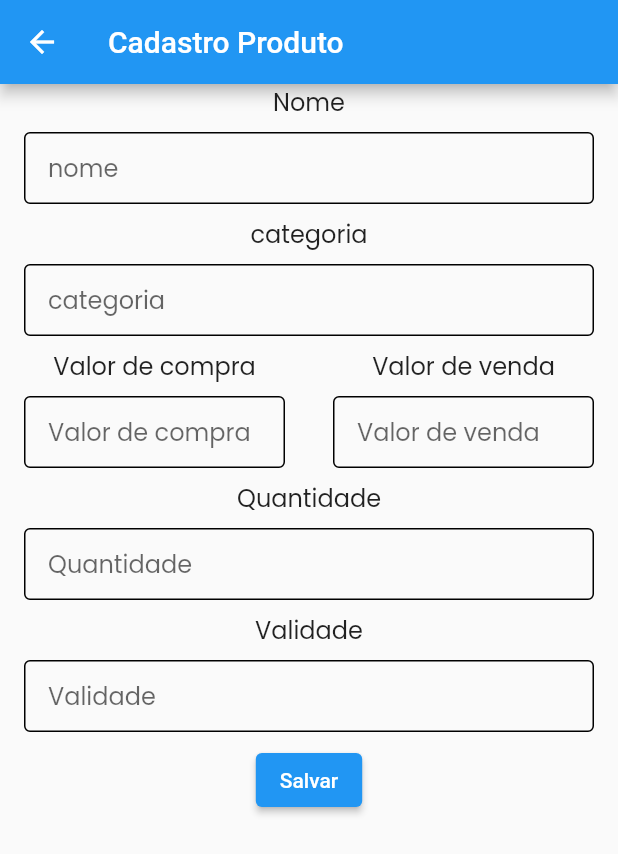
After one commit to andersonf007/Mercado_mobile, a Flutter app: the CadastroProdutoPage screen opened by its route, on a phone screen of 412 x 824 dp. The commit adds this screen. Shown: the top 854 px of the screen. Run offline on Flutter 3.47's test engine with Material 2 defaults, Android fonts, the light colour scheme and no system bars; our stand-ins replace dio, flutter_mobx, flutter_modular, google_fonts, mobx, shared_preferences and 1 more; accounts and stored records are empty; generated files the repository leaves out were written again.

Commit message:
realizando o cadastro do produto

```diff
--- a/lib/app/app_module.dart
+++ b/lib/app/app_module.dart
@@ -1,6 +1,7 @@
 import 'package:flutter_modular/flutter_modular.dart';
 import 'package:mercado_poo/app/modules/cadastroFornecedor/cadastroFornecedor_module.dart';
 import 'package:mercado_poo/app/modules/cadastroPessoa/cadastroPessoa_module.dart';
+import 'package:mercado_poo/app/modules/cadastroProduto/cadastroProduto_module.dart';
 import 'package:mercado_poo/app/modules/cadastroVendedor/cadastroVendedor_module.dart';
 import 'package:mercado_poo/app/modules/home/home_module.dart';
 import 'package:mercado_poo/app/modules/setting/setting_module.dart';
@@ -25,7 +26,8 @@ class AppModule extends Module {
     ModuleRoute('/home', module: HomeModule()),
     ModuleRoute('/cadastroPessoa', module: CadastroPessoaModule()),
     ModuleRoute('/cadastrarFornecedor', module: CadastroFornecedorModule()),
-    ModuleRoute('/cadastroVendedor', module: CadastroVendedorModule())
+    ModuleRoute('/cadastroVendedor', module: CadastroVendedorModule()),
+    ModuleRoute('/cadastroProduto', module: CadastroProdutoModule()),
   ];
 
 }
--- /dev/null
+++ b/lib/app/models/produto/produto_models.dart
@@ -0,0 +1,48 @@
+import 'package:json_annotation/json_annotation.dart';
+
+part 'produto_models.g.dart';
+
+@JsonSerializable()
+class Produto{
+
+  int? id;
+  String? nome;
+  String? categoria;
+  double? vCompra;
+  double? vVenda;
+  int? quantidade;
+  String? validade;
+
+  Produto({
+    this.id,
+    this.nome,
+    this.categoria,
+    this.quantidade,
+    this.vCompra,
+    this.vVenda,
+    this.validade
+  });
+ factory Produto.fromJson(Map<String, dynamic> json) =>
+      _$ProdutoFromJson(json);
+  Map<String, dynamic> toJson() => _$ProdutoToJson(this);
+
+  Produto copywith({
+    int? id,
+    String? nome,
+    String? categoria,
+    double? vCompra,
+    double? vVenda,
+    int? quantidade,
+    String? validade,
+  }){
+    return Produto(
+      id: id ?? this.id,
+      nome: nome ?? this.nome,
+      categoria: categoria ?? this.categoria,
+      vCompra: vCompra ?? this.vCompra,
+      vVenda: vVenda ?? this.vVenda,
+      quantidade: quantidade ?? this.quantidade,
+      validade: validade ?? this.validade,
+    );
+  }
+}
--- /dev/null
+++ b/lib/app/modules/cadastroProduto/cadastroProduto_module.dart
@@ -0,0 +1,19 @@
+import 'package:mercado_poo/app//modules/cadastroProduto/cadastroProduto_page.dart';
+import 'package:mercado_poo/app//modules/cadastroProduto/cadastroProduto_store.dart';
+import 'package:flutter_modular/flutter_modular.dart';
+import 'package:mercado_poo/app/repositorios/produto_repositorio.dart';
+
+class CadastroProdutoModule extends Module {
+  @override
+  final List<Bind> binds = [
+    Bind.lazySingleton((i) => ProdutoRepositorio(i.get())),
+    Bind.lazySingleton((i) => CadastroProdutoStore(
+      produtoRepositorio: i.get()
+    )),
+  ];
+
+  @override
+  final List<ModularRoute> routes = [
+    ChildRoute('/', child: (_, args) => CadastroProdutoPage()),
+  ];
+}
--- /dev/null
+++ b/lib/app/modules/cadastroProduto/cadastroProduto_page.dart
@@ -0,0 +1,373 @@
+import 'package:flutter_mobx/flutter_mobx.dart';
+import 'package:flutter_modular/flutter_modular.dart';
+import 'package:google_fonts/google_fonts.dart';
+import 'package:mercado_poo/app//modules/cadastroProduto/cadastroProduto_store.dart';
+import 'package:flutter/material.dart';
+import 'package:mercado_poo/app/models/produto/produto_models.dart';
+
+class CadastroProdutoPage extends StatefulWidget {
+  final String title;
+  const CadastroProdutoPage({Key? key, this.title = 'CadastroProdutoPage'}) : super(key: key);
+  @override
+  CadastroProdutoPageState createState() => CadastroProdutoPageState();
+}
+class CadastroProdutoPageState extends State<CadastroProdutoPage> {
+  final CadastroProdutoStore store = Modular.get();
+  TextEditingController textNome = TextEditingController();
+  TextEditingController textcategoria = TextEditingController();
+  TextEditingController textvCompra = TextEditingController();
+  TextEditingController textvVenda = TextEditingController();
+  TextEditingController textquantidade = TextEditingController();
+  TextEditingController textValidade = TextEditingController();
+
+ @override
+  Widget build(BuildContext context) {
+    return Scaffold(
+      appBar: AppBar(
+        title: Text('Cadastro Produto'),
+      ),
+      body: SingleChildScrollView(
+        child: Stack(
+          children: [
+            Container(
+              margin: EdgeInsets.zero,
+              padding: EdgeInsets.zero,
+              width: double.maxFinite,
+              child: Column(
+                crossAxisAlignment: CrossAxisAlignment.center,
+                children: [
+                  Text('Nome',
+                      style: GoogleFonts.poppins(
+                        textStyle: TextStyle(
+                          fontWeight: FontWeight.w400,
+                          fontSize: 16,
+                          fontStyle: FontStyle.normal,
+                          decoration: TextDecoration.none,
+                        ),
+                      ),
+                      textAlign: TextAlign.left,
+                      maxLines: 1),
+                  Container(
+                    margin: const EdgeInsets.only(
+                      left: 16,
+                      top: 8,
+                      right: 16,
+                      bottom: 8,
+                    ),
+                    width: double.maxFinite,
+                    child: TextField(
+                      controller: textNome,
+                      decoration: const InputDecoration(
+                        border: OutlineInputBorder(),
+                        enabledBorder: OutlineInputBorder(),
+                        focusedBorder: OutlineInputBorder(),
+                        hintText: "nome",
+                        contentPadding: EdgeInsets.only(
+                          left: 16,
+                        ),
+                      ),
+                      style: GoogleFonts.poppins(
+                        textStyle: TextStyle(
+                          fontWeight: FontWeight.w400,
+                          fontSize: 16,
+                          fontStyle: FontStyle.normal,
+                          decoration: TextDecoration.none,
+                        ),
+                      ),
+                      textAlign: TextAlign.left,
+                      maxLines: 1,
+                      minLines: 1,
+                      maxLength: null,
+                      obscureText: false,
+                      showCursor: true,
+                      autocorrect: false,
+                    ),
+                  ),
+                  Text('categoria',
+                      style: GoogleFonts.poppins(
+                        textStyle: TextStyle(
+                          fontWeight: FontWeight.w400,
+                          fontSize: 16,
+                          fontStyle: FontStyle.normal,
+                          decoration: TextDecoration.none,
+                        ),
+                      ),
+                      textAlign: TextAlign.left,
+                      maxLines: 1
+                  ),
+                  Container(
+                    margin: const EdgeInsets.only(
+                      left: 16,
+                      top: 8,
+                      right: 16,
+                      bottom: 8,
+                    ),
+                    width: double.maxFinite,
+                    child: TextField(
+                      controller: textcategoria,
+                      decoration: const InputDecoration(
+                        border: OutlineInputBorder(),
+                        enabledBorder: OutlineInputBorder(),
+                        focusedBorder: OutlineInputBorder(),
+                        hintText: "categoria",
+                        contentPadding: EdgeInsets.only(
+                          left: 16,
+                        ),
+                      ),
+                      style: GoogleFonts.poppins(
+                        textStyle: TextStyle(
+                          fontWeight: FontWeight.w400,
+                          fontSize: 16,
+                          fontStyle: FontStyle.normal,
+                          decoration: TextDecoration.none,
+                        ),
+                      ),
+                      textAlign: TextAlign.left,
+                      maxLines: 1,
+                      minLines: 1,
+                      maxLength: null,
+                      obscureText: false,
+                      showCursor: true,
+                      autocorrect: false,
+                    ),
+                  ),
+                  Row(
+                    children: [
+                      Expanded(
+                        child: Column(
+                          children: [
+                            Text('Valor de compra',
+                      style: GoogleFonts.poppins(
+                        textStyle: TextStyle(
+                          fontWeight: FontWeight.w400,
+                          fontSize: 16,
+                          fontStyle: FontStyle.normal,
+                          decoration: TextDecoration.none,
+                        ),
+                      ),
+                      textAlign: TextAlign.left,
+                      maxLines: 1),
+                            Container(
+                        margin: const EdgeInsets.only(
+                          left: 16,
+                          top: 8,
+                          right: 16,
+                          bottom: 8,
+                        ),
+                        width: double.maxFinite,
+                        child: TextField(
+                          controller: textvCompra,
+                          decoration: const InputDecoration(
+                            border: OutlineInputBorder(),
+                            enabledBorder: OutlineInputBorder(),
+                            focusedBorder: OutlineInputBorder(),
+                            hintText: "Valor de compra",
+                            contentPadding: EdgeInsets.only(
+                              left: 16,
+                            ),
+                          ),
+                          style: GoogleFonts.poppins(
+                            textStyle: TextStyle(
+                              fontWeight: FontWeight.w400,
+                              fontSize: 16,
+                              fontStyle: FontStyle.normal,
+                              decoration: TextDecoration.none,
+                            ),
+                          ),
+                          textAlign: TextAlign.left,
+                          maxLines: 1,
+                          minLines: 1,
+                          maxLength: null,
+                          obscureText: false,
+                          showCursor: true,
+                          autocorrect: false,
+                            ),
+                          ),
+                              ],
+                        ),
+                      ),
+                      Expanded(
+                        child: Column(
+                          children: [
+                            Text('Valor de venda',
+                            style: GoogleFonts.poppins(
+                              textStyle: TextStyle(
+                                fontWeight: FontWeight.w400,
+                                fontSize: 16,
+                                fontStyle: FontStyle.normal,
+                                decoration: TextDecoration.none,
+                              ),
+                            ),
+                            textAlign: TextAlign.left,
+                            maxLines: 1),
+                            Container(
+                              margin: const EdgeInsets.only(
+                                left: 16,
+                                top: 8,
+                                right: 16,
+                                bottom: 8,
+                              ),
+                              width: double.maxFinite,
+                              child: TextField(
+                                controller: textvVenda,
+                                decoration: const InputDecoration(
+                                  border: OutlineInputBorder(),
+                                  enabledBorder: OutlineInputBorder(),
+                                  focusedBorder: OutlineInputBorder(),
+                                  hintText: "Valor de venda",
+                                  contentPadding: EdgeInsets.only(
+                                    left: 16,
+                                  ),
+                                ),
+                                style: GoogleFonts.poppins(
+                                  textStyle: TextStyle(
+                                    fontWeight: FontWeight.w400,
+                                    fontSize: 16,
+                                    fontStyle: FontStyle.normal,
+                                    decoration: TextDecoration.none,
+                                  ),
+                                ),
+                                textAlign: TextAlign.left,
+                                maxLines: 1,
+                                minLines: 1,
+                                maxLength: null,
+                                obscureText: false,
+                                showCursor: true,
+                                autocorrect: false,
+                              ),
+                            ),
+                          ],
+                        ),
+                      ),
+                    ],
+                  ),
+                  Text('Quantidade',
+                      style: GoogleFonts.poppins(
+                        textStyle: TextStyle(
+                          fontWeight: FontWeight.w400,
+                          fontSize: 16,
+                          fontStyle: FontStyle.normal,
+                          decoration: TextDecoration.none,
+                        ),
+                      ),
+                      textAlign: TextAlign.left,
+                      maxLines: 1),
+                  Container(
+                    margin: const EdgeInsets.only(
+                      left: 16,
+                      top: 8,
+                      right: 16,
+                      bottom: 8,
+                    ),
+                    width: double.maxFinite,
+                    child: TextField(
+                      controller: textquantidade,
+                      decoration: const InputDecoration(
+                        border: OutlineInputBorder(),
+                        enabledBorder: OutlineInputBorder(),
+                        focusedBorder: OutlineInputBorder(),
+                        hintText: "Quantidade",
+                        contentPadding: EdgeInsets.only(
+                          left: 16,
+                        ),
+                      ),
+                      style: GoogleFonts.poppins(
+                        textStyle: TextStyle(
+                          fontWeight: FontWeight.w400,
+                          fontSize: 16,
+                          fontStyle: FontStyle.normal,
+                          decoration: TextDecoration.none,
+                        ),
+                      ),
+                      textAlign: TextAlign.left,
+                      maxLines: 1,
+                      minLines: 1,
+                      maxLength: null,
+                      obscureText: false,
+                      showCursor: true,
+                      autocorrect: false,
+                    ),
+                  ),
+                  Text('Validade',
+                      style: GoogleFonts.poppins(
+                        textStyle: TextStyle(
+                          fontWeight: FontWeight.w400,
+                          fontSize: 16,
+                          fontStyle: FontStyle.normal,
+                          decoration: TextDecoration.none,
+                        ),
+                      ),
+                      textAlign: TextAlign.left,
+                      maxLines: 1),
+                  Container(
+                    margin: const EdgeInsets.only(
+                      left: 16,
+                      top: 8,
+                      right: 16,
+                      bottom: 8,
+                    ),
+                    width: double.maxFinite,
+                    child: TextField(
+                      controller: textValidade,
+                      decoration: const InputDecoration(
+                        border: OutlineInputBorder(),
+                        enabledBorder: OutlineInputBorder(),
+                        focusedBorder: OutlineInputBorder(),
+                        hintText: "Validade",
+                        contentPadding: EdgeInsets.only(
+                          left: 16,
+                        ),
+                      ),
+                      style: GoogleFonts.poppins(
+                        textStyle: TextStyle(
+                          fontWeight: FontWeight.w400,
+                          fontSize: 16,
+                          fontStyle: FontStyle.normal,
+                          decoration: TextDecoration.none,
+                        ),
+                      ),
+                      textAlign: TextAlign.left,
+                      maxLines: 1,
+                      minLines: 1,
+                      maxLength: null,
+                      obscureText: false,
+                      showCursor: true,
+                      autocorrect: false,
+                    ),
+                  ),
+
+                  Observer(builder: (context) {
+                    if (store.isLoading)
+                      return Center(
+                        child: CircularProgressIndicator(),
+                      );
+                    return ElevatedButton(
+                      onPressed: (){
+                        //String data = DateFormat("dd/MM/yyyy").format(textDataNascimento.text);
+                        store.cadastrarProduto(
+                          Produto(
+                            nome: textNome.text,
+                            categoria: textcategoria.text,
+                            quantidade: int.tryParse(textquantidade.text),
+                            vCompra: double.tryParse(textvCompra.text),
+                            vVenda: double.tryParse(textvVenda.text),
+                            validade: textValidade.text
+                          )
+                        ).onError((error, stackTrace) {
+                          ScaffoldMessenger.of(context).showSnackBar(
+                          SnackBar(content: Text(error.toString())));
+                          store.isLoading = false;
+                        });
+                      },
+                      child: Text('Salvar'),
+                    );
+                     }),
+                ],
+              ),
+            )
+          ],
+        ),
+      ),
+    );
+  }
+}
--- /dev/null
+++ b/lib/app/modules/cadastroProduto/cadastroProduto_store.dart
@@ -0,0 +1,31 @@
+import 'package:mercado_poo/app/models/produto/produto_models.dart';
+import 'package:mercado_poo/app/repositorios/produto_repositorio.dart';
+import 'package:mobx/mobx.dart';
+
+part 'cadastroProduto_store.g.dart';
+
+class CadastroProdutoStore = _CadastroProdutoStoreBase with _$CadastroProdutoStore;
+abstract class _CadastroProdutoStoreBase with Store {
+
+  ProdutoRepositorio produtoRepositorio;
+  _CadastroProdutoStoreBase({required this.produtoRepositorio});
+
+  @observable
+  bool isLoading = false;
+
+  @observable
+  Produto produto = Produto();
+
+
+  @action
+  Future<void> cadastrarProduto(Produto produto) async{
+    try{
+      isLoading = true;
+      await produtoRepositorio.cadastrarProduto(produto);
+      isLoading = false;
+    }catch(e){
+      isLoading = false;
+      return Future.error(e);
+    }
+  }
+}
--- a/lib/app/modules/home/home_page.dart
+++ b/lib/app/modules/home/home_page.dart
@@ -142,7 +142,27 @@ class _HomePageState extends ModularState<HomePage, HomeStore> {
 
                               ],
                             )),
+                         SizedBox(
+                          width: 5,
+                        ),
+                        ElevatedButton(
+                            style:  ElevatedButton.styleFrom(
+                              primary: Color.fromARGB(255, 250, 249, 249),
+                            ),
+                            onPressed: () {
+                              Modular.to.pushNamed('/cadastroProduto');
+                            },
+                            child: Column(
+                              children: [
+                                Text('Produto',
+                                  style: TextStyle(
+                                    color: Colors.black
+                                  ),
+                                  textAlign: TextAlign.center,
+                                ),
 
+                              ],
+                            )),
                       ],
                     ),
                   ),
--- /dev/null
+++ b/lib/app/repositorios/produto_repositorio.dart
@@ -0,0 +1,31 @@
+import 'package:dio/dio.dart';
+import 'package:mercado_poo/app/models/produto/produto_models.dart';
+import 'package:mercado_poo/app/repositorios/IHttpService.dart';
+
+class ProdutoRepositorio{
+  IHttpService http;
+  ProdutoRepositorio(this.http);
+
+  Future<String> cadastrarProduto(Produto produto) async{
+    try{
+      final IHttpService iHttpService = IHttpService();
+      var response = await iHttpService.post(url: '/produto/cadastrar', data: produto.toJson());
+      return response.data['ok'];
+    }catch(e){
+      if (e is DioError) {
+        print(e.message);
+        print(Future.error(e).toString());
+      }
+      if (e.toString().contains('Http status error [404]')){
+          return Future.error("Erro ao se conectar no servidor!");
+      }
+      if (e.toString().contains('Http status error [400]')){
+          return Future.error("Dados para conexão incorretos");
+      }
+      if (e.toString().contains('Http status error [500]')){
+          return Future.error("Erro interno no servidor. Estamos trabalhando para resolver.");
+      }
+      return Future.error(e);
+    }
+  }
+}
```
Also changed, not shown: lib/app/models/produto/produto_models.g.dart (added), lib/app/modules/cadastroProduto/cadastroProduto_store.g.dart (added), 2 other files.
